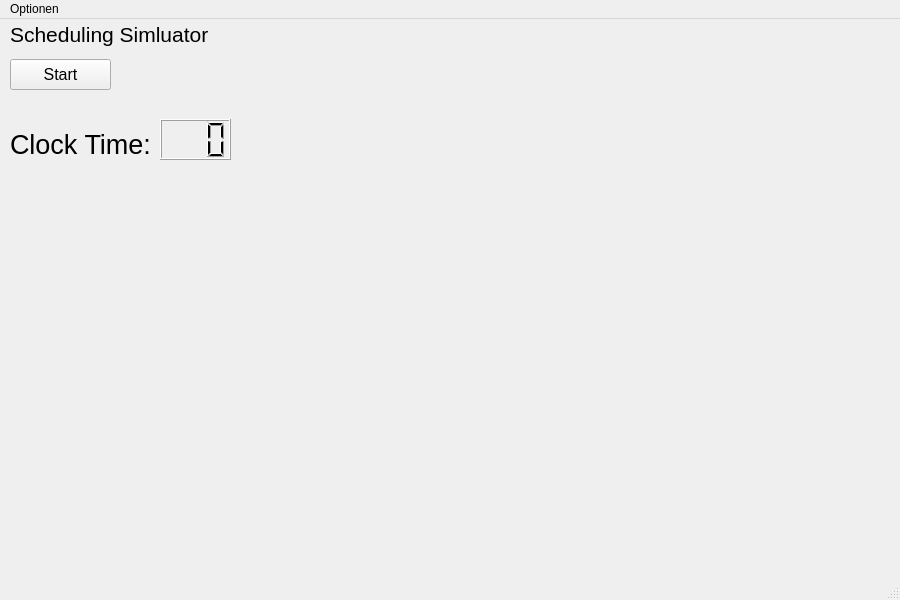
TypMitSchnurrbart/C-Code, file Betriebssysteme/scheduler_sim_gui.ui: the form before one commit.
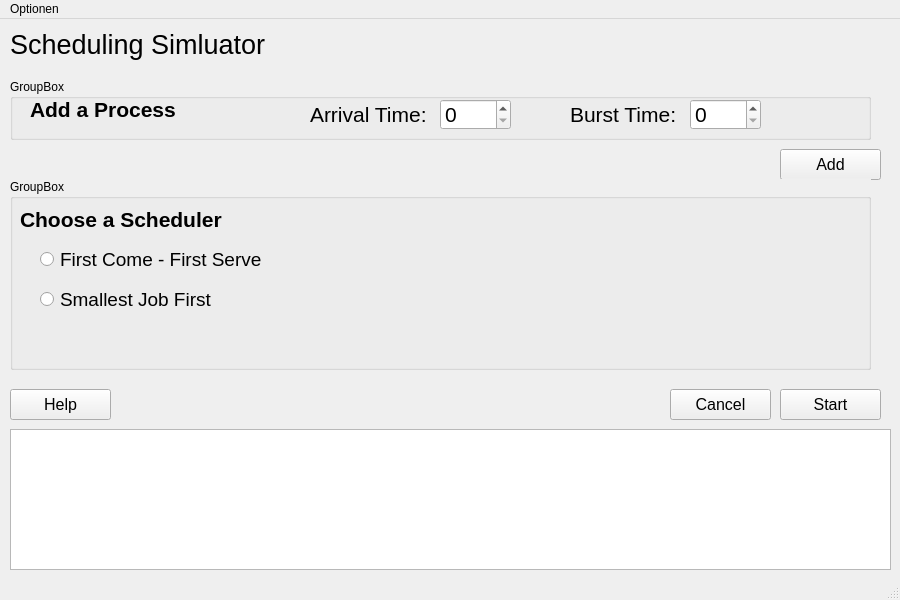
The form after the commit.

What changed in the file:
```diff
--- a/Betriebssysteme/scheduler_sim_gui.ui
+++ b/Betriebssysteme/scheduler_sim_gui.ui
@@ -39,14 +39,14 @@
     <property name="geometry">
      <rect>
       <x>10</x>
-      <y>0</y>
-      <width>201</width>
+      <y>10</y>
+      <width>261</width>
       <height>31</height>
      </rect>
     </property>
     <property name="font">
      <font>
-      <pointsize>16</pointsize>
+      <pointsize>20</pointsize>
      </font>
     </property>
     <property name="focusPolicy">
@@ -77,42 +77,11 @@
      <set>Qt::NoTextInteraction</set>
     </property>
    </widget>
-   <widget class="QLCDNumber" name="system_clock_display">
+   <widget class="QPushButton" name="pushButton_start">
     <property name="geometry">
      <rect>
-      <x>160</x>
-      <y>100</y>
-      <width>71</width>
-      <height>41</height>
-     </rect>
-    </property>
-    <property name="digitCount">
-     <number>3</number>
-    </property>
-   </widget>
-   <widget class="QLabel" name="system_clock_label">
-    <property name="geometry">
-     <rect>
-      <x>10</x>
-      <y>110</y>
-      <width>141</width>
-      <height>31</height>
-     </rect>
-    </property>
-    <property name="font">
-     <font>
-      <pointsize>20</pointsize>
-     </font>
-    </property>
-    <property name="text">
-     <string>Clock Time:</string>
-    </property>
-   </widget>
-   <widget class="QPushButton" name="pushButton">
-    <property name="geometry">
-     <rect>
-      <x>10</x>
-      <y>40</y>
+      <x>780</x>
+      <y>370</y>
       <width>101</width>
       <height>31</height>
      </rect>
@@ -129,6 +98,262 @@
      <string>Start</string>
     </property>
    </widget>
+   <widget class="QTextBrowser" name="terminal_output">
+    <property name="geometry">
+     <rect>
+      <x>10</x>
+      <y>410</y>
+      <width>881</width>
+      <height>141</height>
+     </rect>
+    </property>
+   </widget>
+   <widget class="QPushButton" name="pushButton_cancel">
+    <property name="geometry">
+     <rect>
+      <x>670</x>
+      <y>370</y>
+      <width>101</width>
+      <height>31</height>
+     </rect>
+    </property>
+    <property name="font">
+     <font>
+      <pointsize>12</pointsize>
+     </font>
+    </property>
+    <property name="cursor">
+     <cursorShape>ArrowCursor</cursorShape>
+    </property>
+    <property name="text">
+     <string>Cancel</string>
+    </property>
+   </widget>
+   <widget class="QPushButton" name="pushButton_help">
+    <property name="geometry">
+     <rect>
+      <x>10</x>
+      <y>370</y>
+      <width>101</width>
+      <height>31</height>
+     </rect>
+    </property>
+    <property name="font">
+     <font>
+      <pointsize>12</pointsize>
+     </font>
+    </property>
+    <property name="cursor">
+     <cursorShape>ArrowCursor</cursorShape>
+    </property>
+    <property name="text">
+     <string>Help</string>
+    </property>
+   </widget>
+   <widget class="QGroupBox" name="groupBox_add">
+    <property name="geometry">
+     <rect>
+      <x>10</x>
+      <y>60</y>
+      <width>861</width>
+      <height>61</height>
+     </rect>
+    </property>
+    <property name="autoFillBackground">
+     <bool>true</bool>
+    </property>
+    <property name="title">
+     <string>GroupBox</string>
+    </property>
+    <widget class="QLabel" name="label">
+     <property name="geometry">
+      <rect>
+       <x>20</x>
+       <y>10</y>
+       <width>151</width>
+       <height>41</height>
+      </rect>
+     </property>
+     <property name="font">
+      <font>
+       <pointsize>16</pointsize>
+       <weight>75</weight>
+       <bold>true</bold>
+      </font>
+     </property>
+     <property name="text">
+      <string>Add a Process</string>
+     </property>
+    </widget>
+    <widget class="QSpinBox" name="spin_arraival_time">
+     <property name="geometry">
+      <rect>
+       <x>430</x>
+       <y>20</y>
+       <width>71</width>
+       <height>31</height>
+      </rect>
+     </property>
+     <property name="font">
+      <font>
+       <pointsize>16</pointsize>
+      </font>
+     </property>
+    </widget>
+    <widget class="QLabel" name="label_arrival_time">
+     <property name="geometry">
+      <rect>
+       <x>300</x>
+       <y>20</y>
+       <width>121</width>
+       <height>31</height>
+      </rect>
+     </property>
+     <property name="font">
+      <font>
+       <pointsize>16</pointsize>
+      </font>
+     </property>
+     <property name="text">
+      <string>Arrival Time:</string>
+     </property>
+     <property name="buddy">
+      <cstring>spin_arraival_time</cstring>
+     </property>
+    </widget>
+    <widget class="QLabel" name="label_burst_time">
+     <property name="geometry">
+      <rect>
+       <x>560</x>
+       <y>20</y>
+       <width>121</width>
+       <height>31</height>
+      </rect>
+     </property>
+     <property name="font">
+      <font>
+       <pointsize>16</pointsize>
+      </font>
+     </property>
+     <property name="text">
+      <string>Burst Time:</string>
+     </property>
+     <property name="buddy">
+      <cstring>spin_burst_time</cstring>
+     </property>
+    </widget>
+    <widget class="QSpinBox" name="spin_burst_time">
+     <property name="geometry">
+      <rect>
+       <x>680</x>
+       <y>20</y>
+       <width>71</width>
+       <height>31</height>
+      </rect>
+     </property>
+     <property name="font">
+      <font>
+       <pointsize>16</pointsize>
+      </font>
+     </property>
+    </widget>
+   </widget>
+   <widget class="QPushButton" name="pushButton_add">
+    <property name="geometry">
+     <rect>
+      <x>780</x>
+      <y>130</y>
+      <width>101</width>
+      <height>31</height>
+     </rect>
+    </property>
+    <property name="font">
+     <font>
+      <pointsize>12</pointsize>
+     </font>
+    </property>
+    <property name="cursor">
+     <cursorShape>ArrowCursor</cursorShape>
+    </property>
+    <property name="text">
+     <string>Add</string>
+    </property>
+   </widget>
+   <widget class="QGroupBox" name="groupBox_choose">
+    <property name="geometry">
+     <rect>
+      <x>10</x>
+      <y>160</y>
+      <width>861</width>
+      <height>191</height>
+     </rect>
+    </property>
+    <property name="autoFillBackground">
+     <bool>true</bool>
+    </property>
+    <property name="title">
+     <string>GroupBox</string>
+    </property>
+    <widget class="QLabel" name="label_choose_scheduler">
+     <property name="geometry">
+      <rect>
+       <x>10</x>
+       <y>20</y>
+       <width>211</width>
+       <height>41</height>
+      </rect>
+     </property>
+     <property name="font">
+      <font>
+       <pointsize>16</pointsize>
+       <weight>75</weight>
+       <bold>true</bold>
+      </font>
+     </property>
+     <property name="text">
+      <string>Choose a Scheduler</string>
+     </property>
+     <property name="buddy">
+      <cstring>radioButton</cstring>
+     </property>
+    </widget>
+    <widget class="QRadioButton" name="radioButton">
+     <property name="geometry">
+      <rect>
+       <x>30</x>
+       <y>70</y>
+       <width>221</width>
+       <height>21</height>
+      </rect>
+     </property>
+     <property name="font">
+      <font>
+       <pointsize>14</pointsize>
+      </font>
+     </property>
+     <property name="text">
+      <string>First Come - First Serve</string>
+     </property>
+    </widget>
+    <widget class="QRadioButton" name="radioButton_2">
+     <property name="geometry">
+      <rect>
+       <x>30</x>
+       <y>110</y>
+       <width>221</width>
+       <height>21</height>
+      </rect>
+     </property>
+     <property name="font">
+      <font>
+       <pointsize>14</pointsize>
+      </font>
+     </property>
+     <property name="text">
+      <string>Smallest Job First</string>
+     </property>
+    </widget>
+   </widget>
   </widget>
   <widget class="QMenuBar" name="menubar">
    <property name="geometry">
```
Left out of the diff: 10 changed lines with no effect on the pictures.
